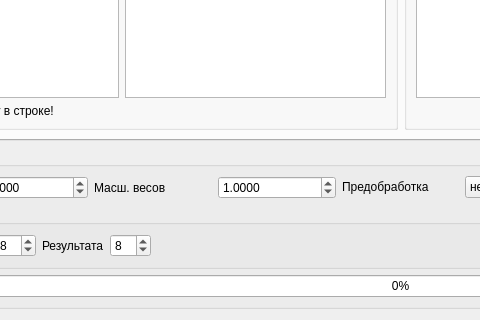
neurocomputer/MemriBoard, file gui/uies/math.ui: the form before one commit; both pictures show x 176 to 656 and y 235 to 555 of the 1153 by 555 pixel window.
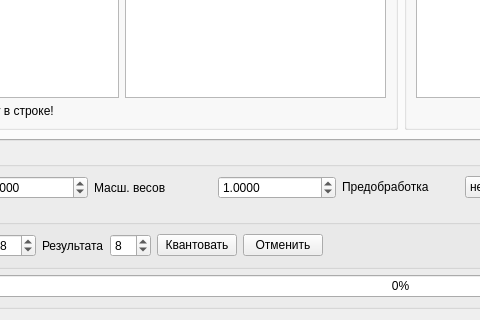
The form after the commit.

Commit message: quantisation buttons added (not working yet)

```diff
--- a/gui/uies/math.ui
+++ b/gui/uies/math.ui
@@ -1147,6 +1147,20 @@
            </property>
           </widget>
          </item>
+         <item>
+          <widget class="QPushButton" name="button_do_quantisation">
+           <property name="text">
+            <string>Квантовать</string>
+           </property>
+          </widget>
+         </item>
+         <item>
+          <widget class="QPushButton" name="button_undo_quantisation">
+           <property name="text">
+            <string>Отменить</string>
+           </property>
+          </widget>
+         </item>
          <item>
           <spacer name="horizontalSpacer_14">
            <property name="orientation">
```
The commit also changes 1 other file.
